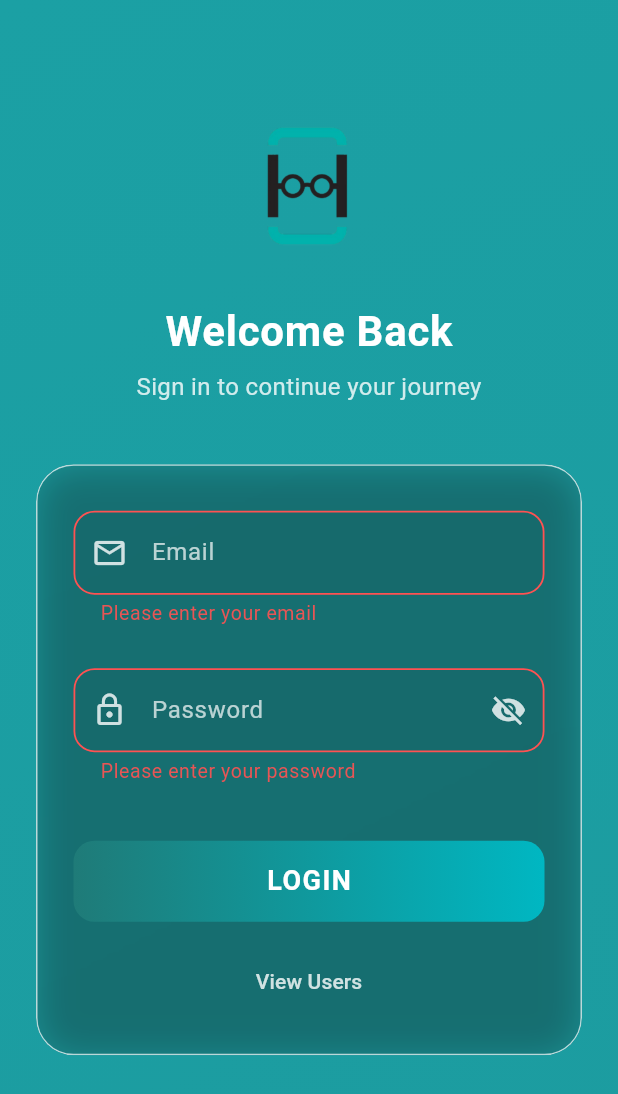
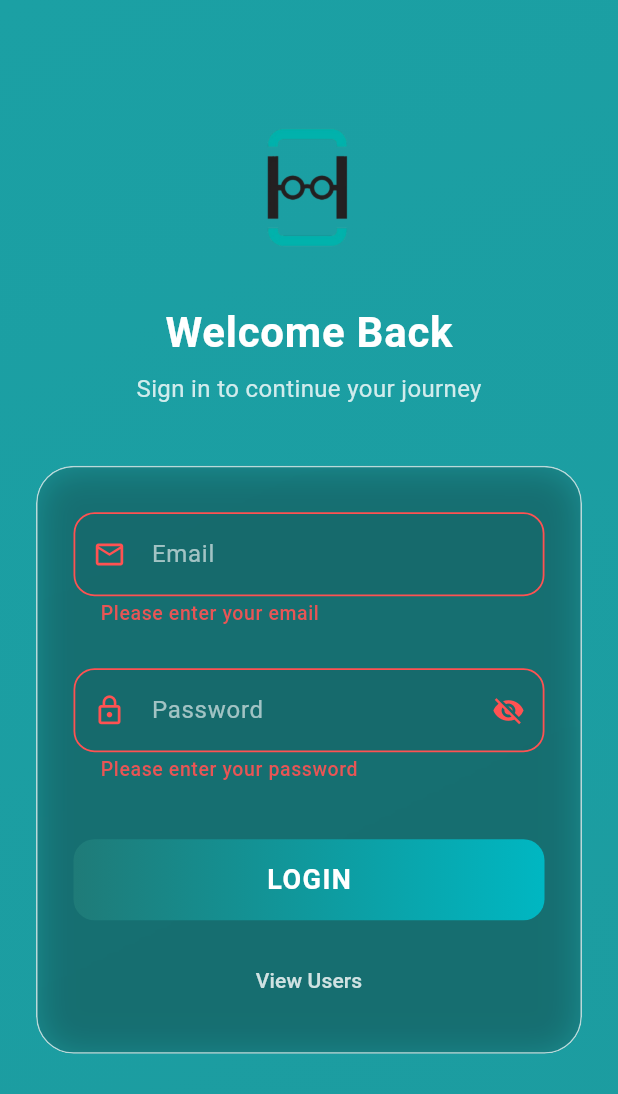
Before and after one commit to jeetparmar2810/Hipster-Flutter-Assignment, a Flutter app: the screen it shows after launch, after a tap on "LOGIN", on a phone screen of 412 x 824 dp. Shown: the top 1094 px of the screen. Run offline on Flutter 3.47's test engine with Material 3 defaults, Android fonts, the phone set to English and light mode, and no system bars; our stand-ins replace dio, flutter_bloc, hive_flutter, permission_handler; missing offline and left inert: agora_rtc_engine; accounts and stored records are empty; statements that could not run were skipped.

```diff
--- a/lib/utils/app_strings.dart
+++ b/lib/utils/app_strings.dart
@@ -9,6 +9,7 @@ class AppStrings {
   static const String passwordLabel = "Password";
   static const String channelNameArg = 'channelName';
 
+  static const String userNotFound = 'Users not found.';
   static const String emailRequired = "Please enter your email";
   static const String emailInvalid = "Enter a valid email";
   static const String passwordRequired = "Please enter your password";
--- a/lib/widgets/custom_text_field.dart
+++ b/lib/widgets/custom_text_field.dart
@@ -27,6 +27,7 @@ class _AppTextFieldState extends State<AppTextField> {
   late FocusNode _focusNode;
   bool _isFocused = false;
   late bool _isPasswordVisible;
+  bool _hasError = false;
 
   @override
   void initState() {
@@ -75,8 +76,23 @@ class _AppTextFieldState extends State<AppTextField> {
         focusNode: _focusNode,
         keyboardType: widget.keyboardType,
         obscureText: isPasswordField ? !_isPasswordVisible : false,
-        validator: widget.validator,
-        style: const TextStyle(color: Colors.white, fontSize: 16),
+        validator: (value) {
+          final error = widget.validator?.call(value);
+          // Update error state for UI changes
+          WidgetsBinding.instance.addPostFrameCallback((_) {
+            if (mounted) {
+              setState(() {
+                _hasError = error != null;
+              });
+            }
+          });
+          return error;
+        },
+        style: const TextStyle(
+          color: Colors.white, // Pure white text
+          fontSize: 16,
+          fontWeight: FontWeight.w400,
+        ),
         cursorColor: Colors.white,
         decoration: InputDecoration(
           filled: true,
@@ -84,22 +100,24 @@ class _AppTextFieldState extends State<AppTextField> {
           contentPadding:
           const EdgeInsets.symmetric(vertical: 16, horizontal: 14),
 
-          // Label
-          labelText: widget.label,
-          labelStyle: TextStyle(
-            color: _isFocused
-                ? AppColors.primaryLight
-                : Colors.white.withValues(alpha: 0.7),
+          // Hint - Always visible inside the field
+          hintText: widget.label,
+          hintStyle: TextStyle(
+            color: Colors.white.withValues(alpha: 0.6),
+            fontSize: 16,
+            fontWeight: FontWeight.w400,
           ),
-          floatingLabelBehavior: FloatingLabelBehavior.auto,
 
-          // Prefix icon
+          // Prefix icon - Pure white
           prefixIcon: widget.prefixIcon != null
               ? Icon(
             widget.prefixIcon,
-            color: _isFocused
+            color: _hasError
+                ? AppColors.error
+                : (_isFocused
                 ? AppColors.primaryLight
-                : Colors.white.withValues(alpha: 0.8),
+                : Colors.white), // Pure white
+            size: 22,
           )
               : null,
 
@@ -113,8 +131,7 @@ class _AppTextFieldState extends State<AppTextField> {
                   (Widget child, Animation<double> animation) {
                 return RotationTransition(
                   turns: Tween(begin: 0.75, end: 1.0).animate(animation),
-                  child:
-                  FadeTransition(opacity: animation, child: child),
+                  child: FadeTransition(opacity: animation, child: child),
                 );
               },
               child: Icon(
@@ -122,9 +139,12 @@ class _AppTextFieldState extends State<AppTextField> {
                     ? Icons.visibility
                     : Icons.visibility_off,
                 key: ValueKey<bool>(_isPasswordVisible),
-                color: _isFocused
+                color: _hasError
+                    ? AppColors.error
+                    : (_isFocused
                     ? AppColors.primaryLight
-                    : Colors.white.withValues(alpha: 0.8),
+                    : Colors.white), // Pure white
+                size: 22,
               ),
             ),
           )
@@ -164,7 +184,10 @@ class _AppTextFieldState extends State<AppTextField> {
           errorStyle: TextStyle(
             color: AppColors.error.withValues(alpha: 0.9),
             fontSize: 13,
+            fontWeight: FontWeight.w500,
+            height: 1.2,
           ),
+          errorMaxLines: 2,
         ),
       ),
     );
```
Also changed, not shown: lib/repositories/user_repository.dart (+97 -9 lines), lib/screens/user_list_screen.dart (+11 -1 lines), lib/utils/logger.dart (+2 -7 lines), lib/widgets/no_data.dart (added, +58 -0 lines).
